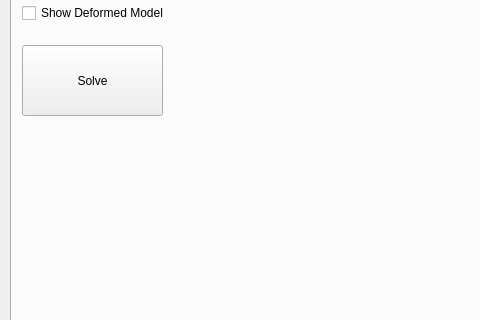
Old version of the form UI/Main.ui in the repository HHasanoglu/PyStruct; both pictures show x 0 to 480 and y 310 to 630 of the 1081 by 770 pixel window.
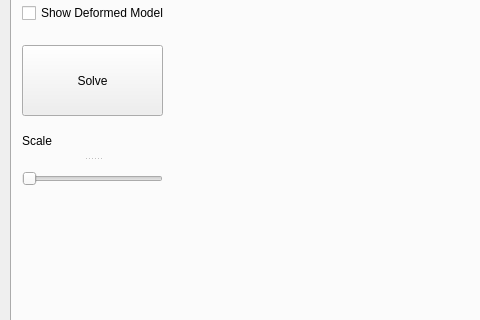
New version of the form.

The edit to the form file:
```diff
--- a/UI/Main.ui
+++ b/UI/Main.ui
@@ -43,7 +43,7 @@
        <string>Solve</string>
       </property>
      </widget>
-     <widget class="QWidget" name="">
+     <widget class="QWidget" name="layoutWidget">
       <property name="geometry">
        <rect>
         <x>10</x>
@@ -111,6 +111,29 @@
        </item>
       </layout>
      </widget>
+     <widget class="QSplitter" name="splitter">
+      <property name="geometry">
+       <rect>
+        <x>10</x>
+        <y>370</y>
+        <width>141</width>
+        <height>71</height>
+       </rect>
+      </property>
+      <property name="orientation">
+       <enum>Qt::Vertical</enum>
+      </property>
+      <widget class="QLabel" name="label">
+       <property name="text">
+        <string>Scale</string>
+       </property>
+      </widget>
+      <widget class="QSlider" name="SliderScale">
+       <property name="orientation">
+        <enum>Qt::Horizontal</enum>
+       </property>
+      </widget>
+     </widget>
     </widget>
     <widget class="QWidget" name="tabFrame">
      <attribute name="title">
```
